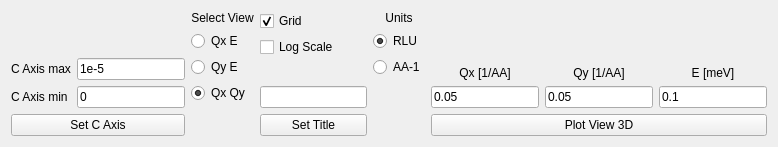
The window that src/main/resources/base/Views/View3D.ui (MJOLNIRPackage/MJOLNIR-GUI) describes before a commit, drawn with Qt 5.
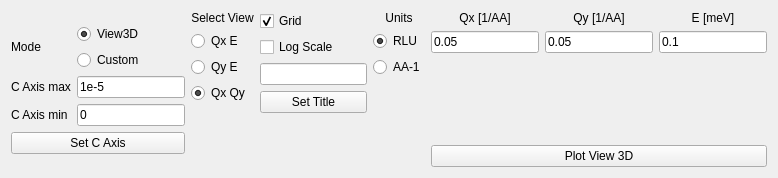
The same window after the commit.

Commit message: Add custom viewer3D together with radio buttons

Patch:
```diff
--- a/src/main/resources/base/Views/View3D.ui
+++ b/src/main/resources/base/Views/View3D.ui
@@ -7,7 +7,7 @@
     <x>0</x>
     <y>0</y>
     <width>778</width>
-    <height>147</height>
+    <height>178</height>
    </rect>
   </property>
   <property name="sizePolicy">
@@ -28,46 +28,79 @@
         <layout class="QHBoxLayout" name="horizontalLayout_2">
          <item>
           <layout class="QGridLayout" name="gridLayout_2">
-           <item row="1" column="0">
+           <item row="4" column="0">
+            <widget class="QLabel" name="label_6">
+             <property name="text">
+              <string>C Axis min</string>
+             </property>
+            </widget>
+           </item>
+           <item row="3" column="0">
             <widget class="QLabel" name="label_7">
              <property name="text">
               <string>C Axis max</string>
              </property>
             </widget>
            </item>
-           <item row="1" column="1">
-            <widget class="QLineEdit" name="View3D_CAxisMax_lineEdit">
+           <item row="1" column="0">
+            <widget class="QLabel" name="label_5">
              <property name="text">
-              <string>1e-5</string>
+              <string>Mode</string>
              </property>
             </widget>
            </item>
-           <item row="2" column="1">
+           <item row="4" column="2">
             <widget class="QLineEdit" name="View3D_CAxisMin_lineEdit">
              <property name="text">
               <string>0</string>
              </property>
             </widget>
            </item>
-           <item row="2" column="0">
-            <widget class="QLabel" name="label_6">
+           <item row="3" column="2">
+            <widget class="QLineEdit" name="View3D_CAxisMax_lineEdit">
              <property name="text">
-              <string>C Axis min</string>
+              <string>1e-5</string>
              </property>
             </widget>
            </item>
-           <item row="0" column="1">
-            <spacer name="verticalSpacer_4">
-             <property name="orientation">
-              <enum>Qt::Vertical</enum>
-             </property>
-             <property name="sizeHint" stdset="0">
-              <size>
-               <width>20</width>
-               <height>5</height>
-              </size>
-             </property>
-            </spacer>
+           <item row="1" column="2">
+            <layout class="QVBoxLayout" name="verticalLayout_7">
+             <item>
+              <widget class="QRadioButton" name="View3D_Mode_Viewer3D_radioButton">
+               <property name="text">
+                <string>View3D</string>
+               </property>
+               <property name="checked">
+                <bool>true</bool>
+               </property>
+               <property name="autoRepeat">
+                <bool>false</bool>
+               </property>
+               <attribute name="buttonGroup">
+                <string notr="true">buttonGroup_3</string>
+               </attribute>
+              </widget>
+             </item>
+             <item>
+              <widget class="QRadioButton" name="View3D_Mode_Custom_radioButton">
+               <property name="text">
+                <string>Custom</string>
+               </property>
+               <property name="checkable">
+                <bool>true</bool>
+               </property>
+               <property name="checked">
+                <bool>false</bool>
+               </property>
+               <property name="autoRepeat">
+                <bool>true</bool>
+               </property>
+               <attribute name="buttonGroup">
+                <string notr="true">buttonGroup_3</string>
+               </attribute>
+              </widget>
+             </item>
+            </layout>
            </item>
           </layout>
          </item>
@@ -175,19 +208,6 @@
        </property>
       </widget>
      </item>
-     <item>
-      <spacer name="verticalSpacer_5">
-       <property name="orientation">
-        <enum>Qt::Vertical</enum>
-       </property>
-       <property name="sizeHint" stdset="0">
-        <size>
-         <width>20</width>
-         <height>5</height>
-        </size>
-       </property>
-      </spacer>
-     </item>
      <item>
       <widget class="QLineEdit" name="View3D_SetTitle_lineEdit"/>
      </item>
@@ -198,6 +218,19 @@
        </property>
       </widget>
      </item>
+     <item>
+      <spacer name="verticalSpacer_5">
+       <property name="orientation">
+        <enum>Qt::Vertical</enum>
+       </property>
+       <property name="sizeHint" stdset="0">
+        <size>
+         <width>20</width>
+         <height>5</height>
+        </size>
+       </property>
+      </spacer>
+     </item>
     </layout>
    </item>
    <item>
@@ -311,21 +344,21 @@
          </property>
         </widget>
        </item>
-       <item row="0" column="1">
-        <spacer name="verticalSpacer">
-         <property name="orientation">
-          <enum>Qt::Vertical</enum>
-         </property>
-         <property name="sizeHint" stdset="0">
-          <size>
-           <width>20</width>
-           <height>5</height>
-          </size>
-         </property>
-        </spacer>
-       </item>
       </layout>
      </item>
+     <item>
+      <spacer name="verticalSpacer">
+       <property name="orientation">
+        <enum>Qt::Vertical</enum>
+       </property>
+       <property name="sizeHint" stdset="0">
+        <size>
+         <width>20</width>
+         <height>5</height>
+        </size>
+       </property>
+      </spacer>
+     </item>
      <item>
       <widget class="QPushButton" name="View3D_plot_button">
        <property name="text">
```
Left out of the diff: 1 changed line with no effect on the pictures. The commit also changes 1 other file.
